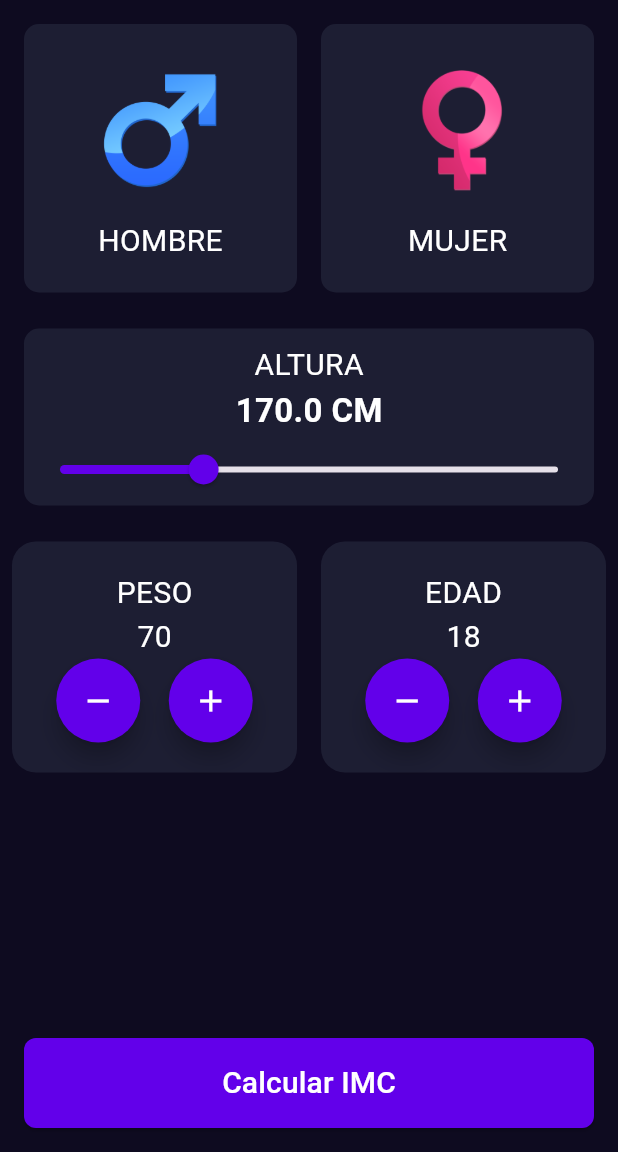
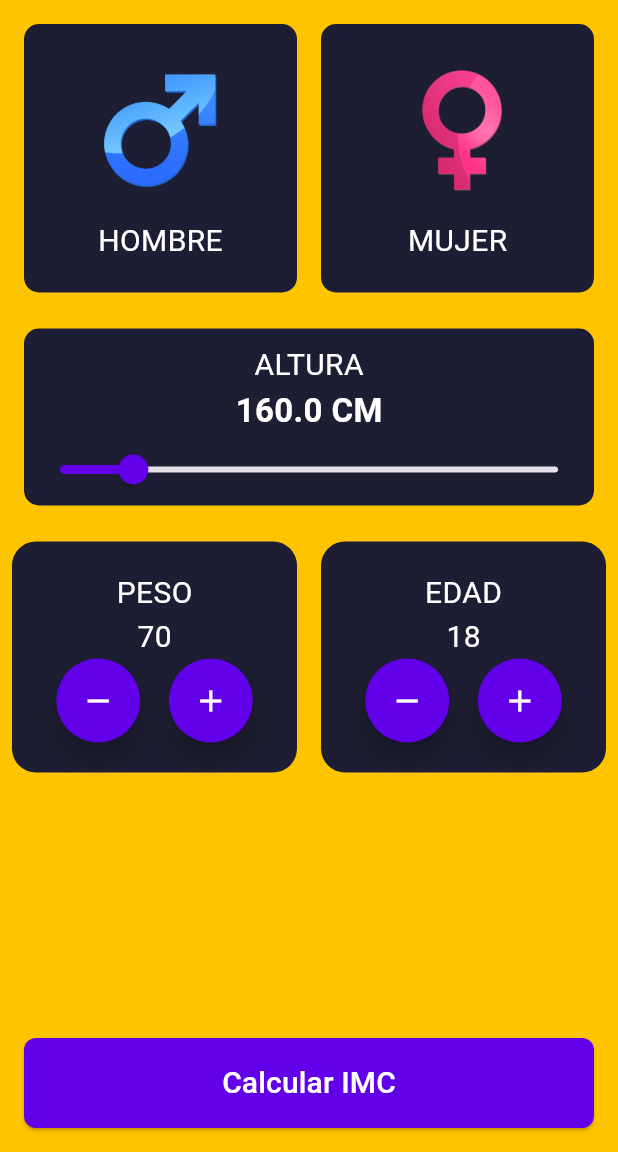
Before and after one commit to kba1986cr/aprendiendoFlutter, a Flutter app: the screen it shows after launch, on a phone screen of 412 x 824 dp, the part 84-1236 px from its top. Run offline on Flutter 3.47's test engine with Material 3 defaults, Android fonts, the phone set to English and light mode, and no system bars; missing offline and left inert: dart:ffi.

Commit message:
imc_Dos results_scree, scafol hojo + vel carga y el background

```diff
--- a/imc_dos/lib/components/height_selector.dart
+++ b/imc_dos/lib/components/height_selector.dart
@@ -4,14 +4,21 @@ import 'package:imc_dos/core/app_colors.dart';
 import 'package:imc_dos/core/text_styles.dart';
 
 class HeightSelector extends StatefulWidget {
-  const HeightSelector({super.key});
+  final double selectedHeight;
+  final Function(double) onHeightChanged;
+
+  const HeightSelector({
+    super.key,
+    required this.selectedHeight,
+    required this.onHeightChanged,
+  });
 
   @override
   State<HeightSelector> createState() => _HeightSelectorState();
 }
 
 class _HeightSelectorState extends State<HeightSelector> {
-  double height = 170; //Altura inicial
+  //double height = 170; //Altura inicial
 
   @override
   Widget build(BuildContext context) {
@@ -30,7 +37,7 @@ class _HeightSelectorState extends State<HeightSelector> {
               child: Text("Altura".toUpperCase(), style: TextStyles.bodyText),
             ),
             Text(
-              "${height.toStringAsFixed(1)} cm".toUpperCase(),
+              "${widget.selectedHeight.toStringAsFixed(1)} cm".toUpperCase(),
               //style: TextStyles.bodyText,
               style: TextStyle(
                 fontWeight: FontWeight.bold,
@@ -39,16 +46,15 @@ class _HeightSelectorState extends State<HeightSelector> {
               ),
             ),
             Slider(
-              value: height,
+              value: widget.selectedHeight,
               onChanged: (newHeight) {
-                setState(() {
-                  height = newHeight;
-                });
+                widget.onHeightChanged(newHeight);
+                //
               },
               min: 150,
               max: 220,
               divisions: 140,
-              label: "$height  cm",
+              label: "$widget.selectedGender ==  cm",
               activeColor: AppColors.primary,
             ),
           ],
--- a/imc_dos/lib/components/number_selector.dart
+++ b/imc_dos/lib/components/number_selector.dart
@@ -42,6 +42,7 @@ class _NumberSelectorState extends State<NumberSelector> {
                   mainAxisAlignment: MainAxisAlignment.spaceAround,
                   children: [
                     FloatingActionButton(
+                      heroTag: null,
                       onPressed: () {
                         widget.onDecrement();
                       },
@@ -51,6 +52,7 @@ class _NumberSelectorState extends State<NumberSelector> {
                     ),
                     //SizedBox(width: 8),
                     FloatingActionButton(
+                      heroTag: null,
                       onPressed: () {
                         widget.onIncrement();
                       },
--- a/imc_dos/lib/main.dart
+++ b/imc_dos/lib/main.dart
@@ -13,12 +13,14 @@ class MainApp extends StatelessWidget {
   Widget build(BuildContext context) {
     return MaterialApp(
       home: Scaffold(
+        backgroundColor: AppColors.background,
+
         appBar: AppBar(
           backgroundColor: AppColors.primary,
           foregroundColor: Colors.amber,
           title: Text("IMC CALCULATOR"),
         ),
-        backgroundColor: AppColors.background,
+        //backgroundColor: AppColors.background,
         body: ImcHomeScreen(),
       ),
     );
--- a/imc_dos/lib/screens/imc_home_screec.dart
+++ b/imc_dos/lib/screens/imc_home_screec.dart
@@ -3,6 +3,7 @@ import 'dart:ffi';
 import 'package:flutter/material.dart';
 import 'package:imc_dos/components/gender_selector.dart';
 import 'package:imc_dos/components/height_selector.dart';
+import 'package:imc_dos/components/imc_result_screen.dart';
 import 'package:imc_dos/components/number_selector.dart';
 import 'package:imc_dos/core/app_colors.dart';
 import 'package:imc_dos/core/text_styles.dart';
@@ -16,17 +17,26 @@ class ImcHomeScreen extends StatefulWidget {
 
 class _ImcHomeScreenState extends State<ImcHomeScreen> {
   String selectedGender = "";
-  double? selectedHeight;
+  double selectedHeight = 160;
   int selectedAge = 18;
   int selectedWeight = 70;
 
   @override
   Widget build(BuildContext context) {
-    return Column(
+    return Scaffold(
+      backgroundColor: AppColors.accent,
+      body: Column(
         children: [
           //
           GenderSelector(),
-        HeightSelector(),
+          HeightSelector(
+            selectedHeight: selectedHeight,
+            onHeightChanged: (newHeight) {
+              setState(() {
+                selectedHeight = newHeight;
+              });
+            },
+          ),
           Row(
             children: [
               NumberSelector(
@@ -66,7 +76,19 @@ class _ImcHomeScreenState extends State<ImcHomeScreen> {
               height: 60,
               width: double.infinity,
               child: ElevatedButton(
-              onPressed: () {},
+                onPressed: () {
+                  Navigator.push(
+                    context,
+                    MaterialPageRoute(
+                      builder:
+                          (context) => ImcResultScreen(
+                            height: selectedHeight,
+                            age: selectedAge,
+                            selectedGender: selectedGender,
+                          ),
+                    ),
+                  );
+                },
                 style: ButtonStyle(
                   shape: WidgetStatePropertyAll(
                     RoundedRectangleBorder(
@@ -80,6 +102,7 @@ class _ImcHomeScreenState extends State<ImcHomeScreen> {
             ),
           ),
         ],
+      ),
     );
   }
 }
```
Also changed, not shown: imc_dos/lib/components/imc_result_screen.dart (added, +36 -0 lines). Lines whose indentation alone changed are shown as unchanged.
